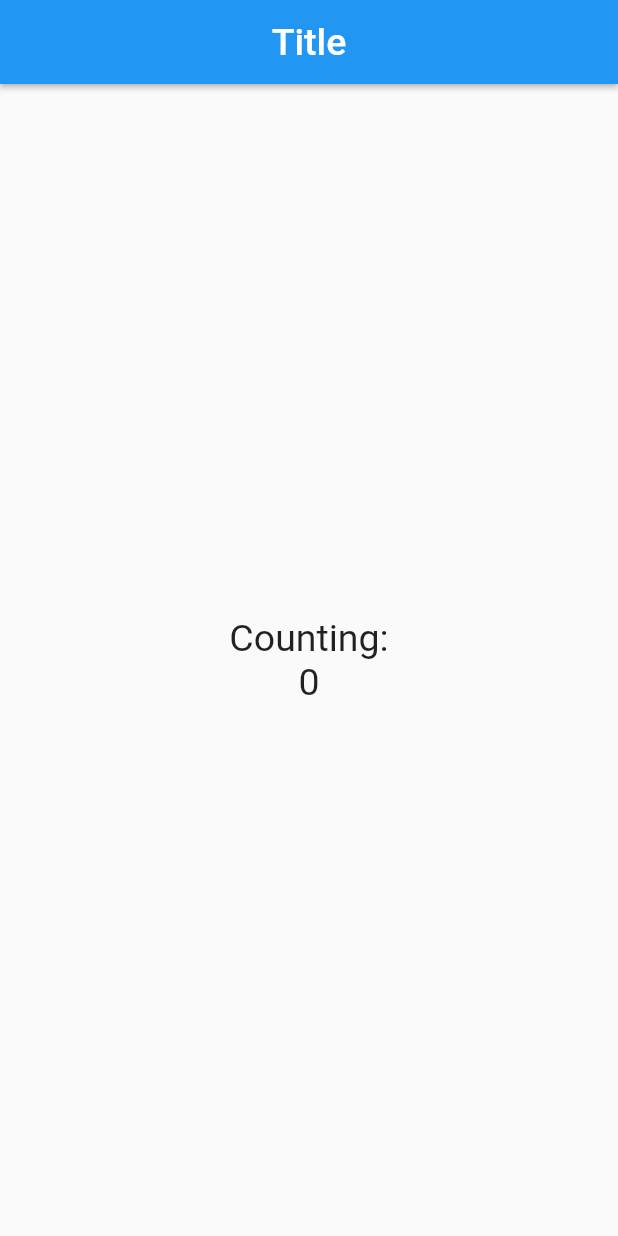
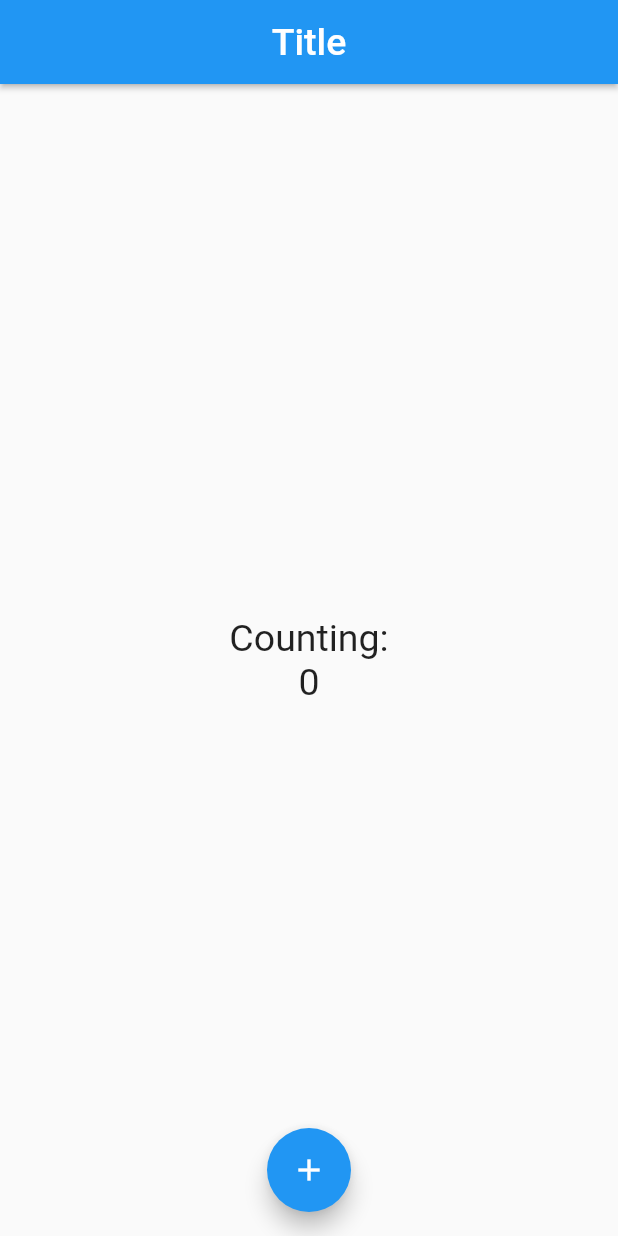
Before and after one commit to RodriguezOswaldo/Dart, a Flutter app: the screen it shows after launch, on a phone screen of 412 x 824 dp. Run offline on Flutter 3.47's test engine with Material 2 defaults, Android fonts, the phone set to English and light mode, and no system bars.

```diff
--- a/counter/lib/src/pages/home_pages.dart
+++ b/counter/lib/src/pages/home_pages.dart
@@ -7,6 +7,7 @@ class HomePage extends StatelessWidget {
   @override
   Widget build(BuildContext context) {
     return Scaffold(
+        floatingActionButtonLocation: FloatingActionButtonLocation.centerFloat,
         appBar: AppBar(
           title: Text('Title', style: estiloTexto),
           centerTitle: true,
@@ -26,6 +27,11 @@ class HomePage extends StatelessWidget {
             ),
           ],
         )),
-    );
+        floatingActionButton: FloatingActionButton(
+          child: Icon(Icons.add),
+          onPressed: () {
+            print('Hello World');
+          },
+        ));
   }
 }
```
Lines whose indentation alone changed are shown as unchanged.
